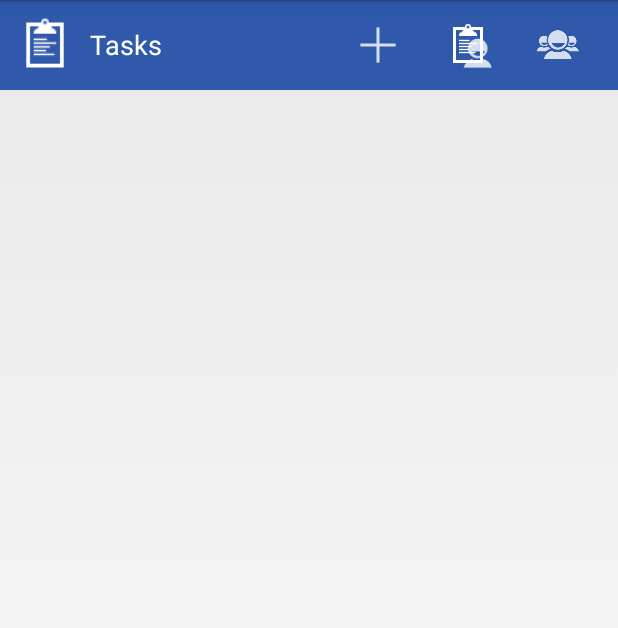
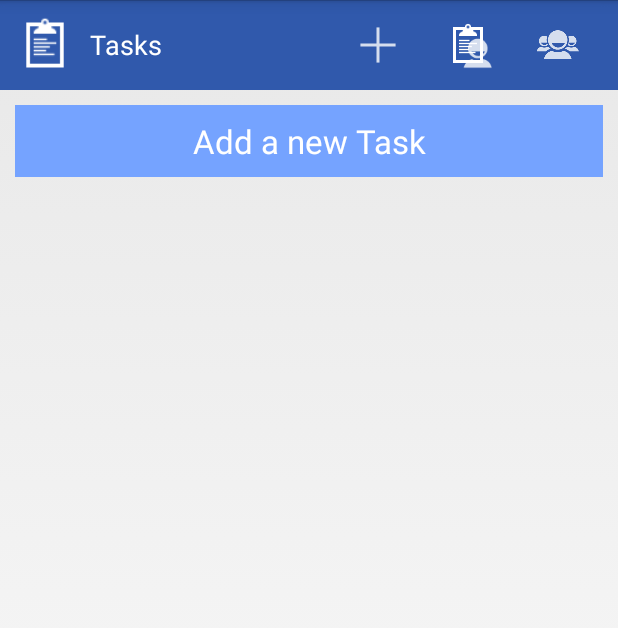
Before and after one commit to kmangla/teamspace-android, an Android app: the layout all_tasks_header.xml on its own in the app's theme, with its tools: preview values and no code run, on a phone screen of 412 x 824 dp. Shown: the top 628 px of the screen. Run offline under Robolectric (Android 15) with nearby library versions, the phone set to English and light mode, and no system bars.

Commit message:
Emphasize on Adding employee and Adding Task buttons. Remove self task list.

```diff
--- a/android/TeamSpace/taskManager/src/main/res/layout/all_tasks_header.xml
+++ b/android/TeamSpace/taskManager/src/main/res/layout/all_tasks_header.xml
@@ -1,6 +1,11 @@
 <?xml version="1.0" encoding="utf-8"?>
 <RelativeLayout xmlns:android="http://schemas.android.com/apk/res/android"
     xmlns:tools="http://schemas.android.com/tools"
+    android:layout_width="match_parent"
+    android:paddingBottom="10dp"
+    android:layout_height="wrap_content">
+
+    <RelativeLayout
         android:id="@+id/header_container"
         android:layout_width="match_parent"
         android:layout_height="wrap_content"
@@ -94,4 +99,18 @@
             android:background="@drawable/button_background"
             android:gravity="center_vertical|right" />
 
+
     </RelativeLayout>
+
+    <Button
+        android:id="@+id/add_task_button"
+        android:layout_width="match_parent"
+        android:layout_height="wrap_content"
+        android:layout_margin="10dp"
+        android:background="@color/button_color"
+        android:text="@string/add_new_task"
+        android:layout_below="@id/header_container"
+        android:textSize="22dp"
+        android:textColor="@android:color/white" />
+
+</RelativeLayout>
--- a/android/TeamSpace/taskManager/src/main/res/values/strings.xml
+++ b/android/TeamSpace/taskManager/src/main/res/values/strings.xml
@@ -3,6 +3,8 @@
 
     <string name="app_name">Team Space</string>
     <string name="sample_text">Sample Text</string>
+    <string name="add_new_task">"Add a new Task"</string>
+    <string name="add_new_emp">"Add a new Employee"</string>
     <string name="hint_message">Add a comment</string>
     <string name="messages">Messages</string>
     <string name="message_details">Message Details</string>
```
Also changed, not shown: android/TeamSpace/taskManager/src/main/java/com/teamspace/android/employee/ui/EmployeeListViewFragment.java (+10 -0 lines), android/TeamSpace/taskManager/src/main/java/com/teamspace/android/tasklist/ui/AllTasksListViewFragment.java (+10 -0 lines), android/TeamSpace/taskManager/src/main/res/layout/employee_list_header.xml (+22 -5 lines). Lines whose indentation alone changed are shown as unchanged.
